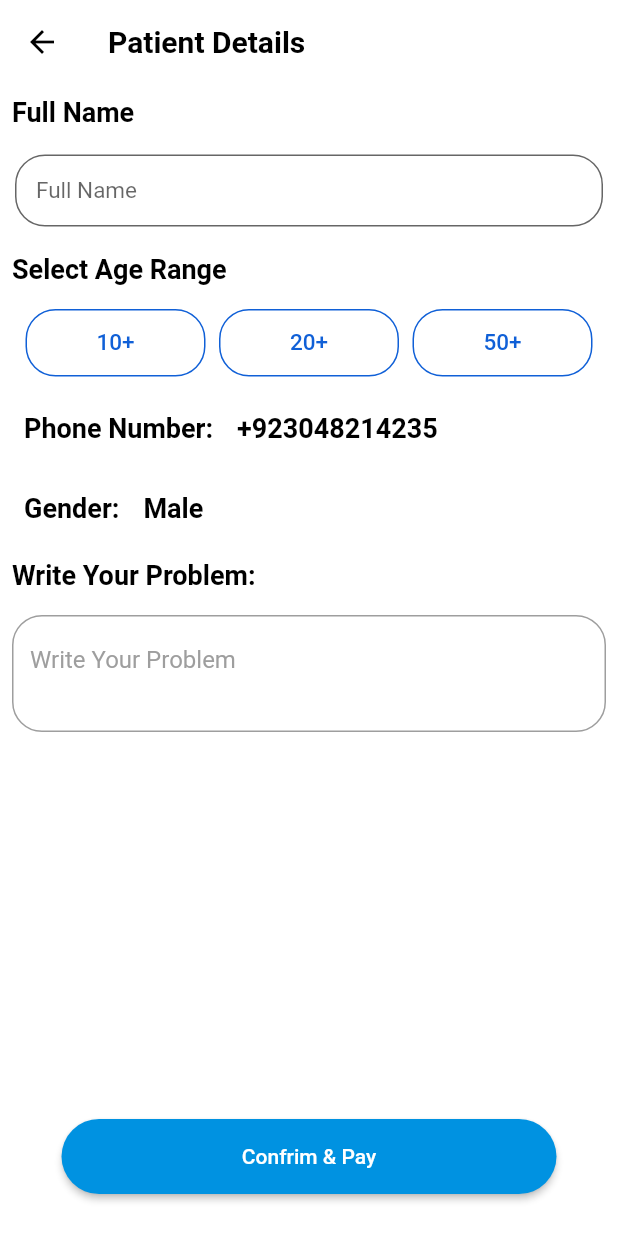
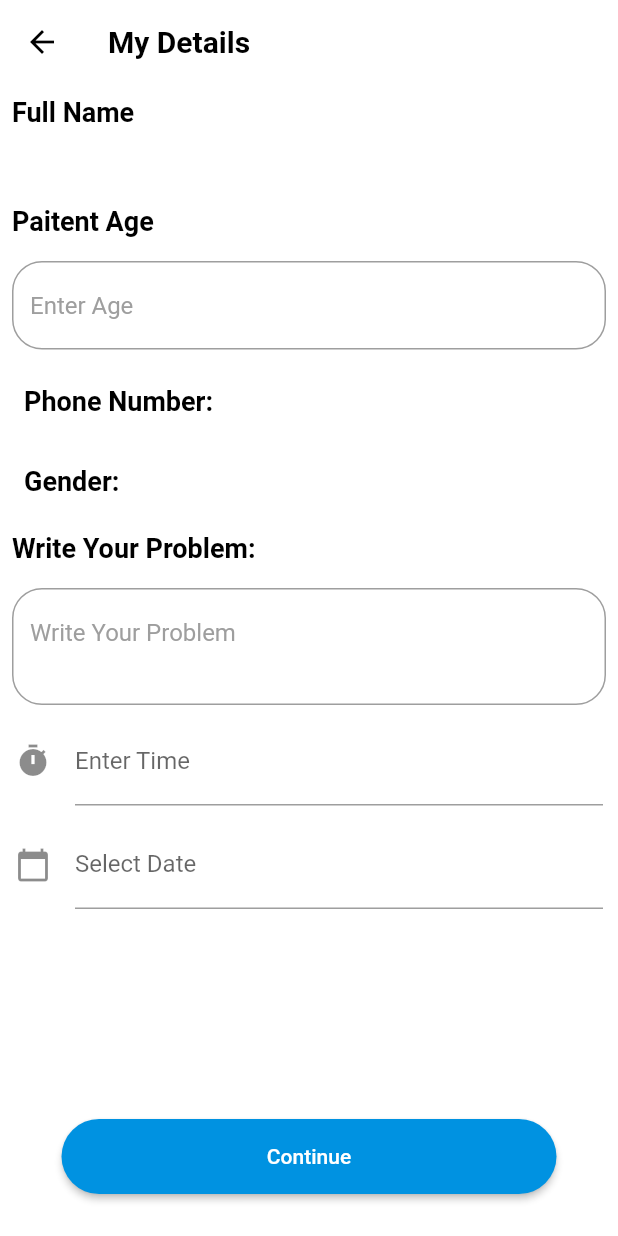
Before and after one commit to fwdAndroid/practo_paitient, a Flutter app: the PaitnetsDetails screen opened directly, on a phone screen of 412 x 824 dp. Run offline on Flutter 3.47's test engine with Material 2 defaults, Android fonts, the light colour scheme and no system bars; our stand-ins replace bottom_navy_bar, cloud_firestore, country_code_picker, firebase_auth, firebase_core, firebase_storage and 7 more; missing offline and left inert: booking_calendar, calender_picker, flutter_share, phone_form_field; accounts and stored records are empty; network calls fail.

Commit message:
Appointment Part 2

```diff
--- a/lib/doctors/appointment/doctor_appointment.dart
+++ b/lib/doctors/appointment/doctor_appointment.dart
@@ -359,7 +359,7 @@ class _Doctor_AppointmentState extends State<Doctor_Appointment> {
                                           .instance.currentUser!.uid,
                                     )));
                       },
-                      child: Text('Book Appointment'),
+                      child: Text('Make Appointment'),
                       style: ElevatedButton.styleFrom(
                           shape: StadiumBorder(),
                           primary: Color(0xfff0092E1),
--- a/lib/doctors/appointment/paitent_detaills.dart
+++ b/lib/doctors/appointment/paitent_detaills.dart
@@ -1,7 +1,13 @@
+import 'package:cloud_firestore/cloud_firestore.dart';
+import 'package:firebase_auth/firebase_auth.dart';
+import 'package:flutter/cupertino.dart';
 import 'package:flutter/material.dart';
-import 'package:flutter/src/foundation/key.dart';
-import 'package:flutter/src/widgets/framework.dart';
+import 'package:intl/intl.dart';
+import 'package:practo_paitient/bottom.dart';
+import 'package:practo_paitient/database/databasemethods.dart';
+import 'package:practo_paitient/doctors/appointment/medical_records.dart';
 import 'package:practo_paitient/payment/payment.dart';
+import 'package:practo_paitient/widgets/utils.dart';
 
 class PaitnetsDetails extends StatefulWidget {
   var id;
@@ -12,6 +18,13 @@ class PaitnetsDetails extends StatefulWidget {
 }
 
 class _PaitnetsDetailsState extends State<PaitnetsDetails> {
+  TextEditingController age = TextEditingController();
+  TextEditingController problem = TextEditingController();
+  TextEditingController timeinput = TextEditingController();
+  TextEditingController dateController = TextEditingController();
+  TextEditingController timeController = TextEditingController();
+  bool _isLoading = false;
+
   @override
   Widget build(BuildContext context) {
     return Scaffold(
@@ -20,12 +33,19 @@ class _PaitnetsDetailsState extends State<PaitnetsDetails> {
         iconTheme: IconThemeData(color: Colors.black),
         elevation: 0,
         title: Text(
-          "Patient Details",
+          "My Details",
           style: TextStyle(color: Colors.black, fontWeight: FontWeight.bold),
         ),
         backgroundColor: Colors.white,
       ),
-      body: Column(
+      body: StreamBuilder(
+          stream: FirebaseFirestore.instance
+              .collection("users")
+              .doc(FirebaseAuth.instance.currentUser!.uid)
+              .snapshots(),
+          builder: (context, AsyncSnapshot snapshot) {
+            var snap = snapshot.data;
+            return Column(
               crossAxisAlignment: CrossAxisAlignment.start,
               children: [
                 Padding(
@@ -40,25 +60,15 @@ class _PaitnetsDetailsState extends State<PaitnetsDetails> {
                 ),
                 Padding(
                   padding: EdgeInsets.all(10),
-            child: TextField(
-              autofocus: false,
-              style: TextStyle(fontSize: 15.0, color: Colors.black),
-              decoration: InputDecoration(
-                border: OutlineInputBorder(
-                    borderSide: BorderSide(color: Colors.green),
-                    borderRadius: BorderRadius.circular(20)),
-                hintText: 'Full Name',
-                filled: true,
-                fillColor: Colors.white,
-                contentPadding:
-                    const EdgeInsets.only(left: 14.0, bottom: 6.0, top: 8.0),
-              ),
+                  child: Text(
+                    snap['name'] ??
+                        FirebaseAuth.instance.currentUser!.displayName,
                   ),
                 ),
                 Padding(
                   padding: const EdgeInsets.all(8.0),
                   child: Text(
-              "Select Age Range",
+                    "Paitent Age",
                     style: TextStyle(
                         color: Colors.black,
                         fontWeight: FontWeight.bold,
@@ -67,70 +77,16 @@ class _PaitnetsDetailsState extends State<PaitnetsDetails> {
                 ),
                 Padding(
                   padding: const EdgeInsets.all(8.0),
-            child: Row(
-              mainAxisAlignment: MainAxisAlignment.spaceEvenly,
-              children: [
-                Container(
-                  width: 120,
-                  height: 45,
-                  decoration: BoxDecoration(
-                      border: Border.all(
-                        color: Color(0xff1060D7),
-                      ),
-                      color: Colors.white,
-                      borderRadius: BorderRadius.circular(20)),
-                  child: Center(
-                    child: Text(
-                      "10+",
-                      style: TextStyle(
-                          color: Color(0xff1060D7),
-                          fontWeight: FontWeight.w500,
-                          fontSize: 15),
-                      textAlign: TextAlign.center,
+                  child: TextFormField(
+                    controller: age,
+                    keyboardType: TextInputType.number,
+                    decoration: InputDecoration(
+                      hintText: 'Enter Age',
+                      hintStyle: TextStyle(color: Colors.grey),
+                      border: OutlineInputBorder(
+                        borderRadius: BorderRadius.all(Radius.circular(20.0)),
                       ),
                     ),
-                ),
-                Container(
-                  width: 120,
-                  height: 45,
-                  decoration: BoxDecoration(
-                      border: Border.all(
-                        color: Color(0xff1060D7),
-                      ),
-                      color: Colors.white,
-                      borderRadius: BorderRadius.circular(20)),
-                  child: Center(
-                    child: Text(
-                      "20+",
-                      style: TextStyle(
-                          color: Color(0xff1060D7),
-                          fontWeight: FontWeight.w500,
-                          fontSize: 15),
-                      textAlign: TextAlign.center,
-                    ),
-                  ),
-                ),
-                Container(
-                  width: 120,
-                  height: 45,
-                  decoration: BoxDecoration(
-                      border: Border.all(
-                        color: Color(0xff1060D7),
-                      ),
-                      color: Colors.white,
-                      borderRadius: BorderRadius.circular(20)),
-                  child: Center(
-                    child: Text(
-                      "50+",
-                      style: TextStyle(
-                          color: Color(0xff1060D7),
-                          fontWeight: FontWeight.w500,
-                          fontSize: 15),
-                      textAlign: TextAlign.center,
-                    ),
-                  ),
-                ),
-              ],
                   ),
                 ),
                 Padding(
@@ -150,7 +106,7 @@ class _PaitnetsDetailsState extends State<PaitnetsDetails> {
                       Padding(
                         padding: const EdgeInsets.all(8.0),
                         child: Text(
-                    "+923048214235",
+                          snap['phoneNumber'] ?? Text("No"),
                           style: TextStyle(
                               color: Colors.black,
                               fontWeight: FontWeight.bold,
@@ -177,7 +133,7 @@ class _PaitnetsDetailsState extends State<PaitnetsDetails> {
                       Padding(
                         padding: const EdgeInsets.all(8.0),
                         child: Text(
-                    "Male",
+                          snap['gender'],
                           style: TextStyle(
                               color: Colors.black,
                               fontWeight: FontWeight.bold,
@@ -200,6 +156,7 @@ class _PaitnetsDetailsState extends State<PaitnetsDetails> {
                 Padding(
                   padding: const EdgeInsets.all(8.0),
                   child: TextFormField(
+                    controller: problem,
                     minLines: 2,
                     maxLines: 5,
                     keyboardType: TextInputType.multiline,
@@ -212,6 +169,85 @@ class _PaitnetsDetailsState extends State<PaitnetsDetails> {
                     ),
                   ),
                 ),
+                Container(
+                  margin: EdgeInsets.only(left: 10, right: 10),
+                  child: Center(
+                    child: TextField(
+                      controller:
+                          timeController, //editing controller of this TextField
+                      decoration: InputDecoration(
+                          icon: Icon(Icons.timer), //icon of text field
+                          labelText: "Enter Time" //label text of field
+                          ),
+                      readOnly:
+                          true, //set it true, so that user will not able to edit text
+                      onTap: () async {
+                        TimeOfDay? pickedTime = await showTimePicker(
+                          initialTime: TimeOfDay.now(),
+                          context: context,
+                        );
+
+                        if (pickedTime != null) {
+                          print(pickedTime.format(context)); //output 10:51 PM
+                          DateTime parsedTime = DateFormat.jm()
+                              .parse(pickedTime.format(context).toString());
+                          //converting to DateTime so that we can further format on different pattern.
+                          print(parsedTime); //output 1970-01-01 22:53:00.000
+                          String formattedTime =
+                              DateFormat('HH:mm:ss').format(parsedTime);
+                          print(formattedTime); //output 14:59:00
+                          //DateFormat() is from intl package, you can format the time on any pattern you need.
+
+                          setState(() {
+                            timeController.text =
+                                formattedTime; //set the value of text field.
+                          });
+                        } else {
+                          print("Time is not selected");
+                        }
+                      },
+                    ),
+                  ),
+                ),
+                SizedBox(
+                  height: 10,
+                ),
+                Container(
+                  margin: EdgeInsets.only(left: 10, right: 10),
+                  child: Center(
+                    child: TextField(
+                      controller: dateController,
+                      //editing controller of this TextField
+                      decoration: InputDecoration(
+                          icon: Icon(Icons.calendar_today), //icon of text field
+                          labelText: "Select Date" //label text of field
+                          ),
+                      readOnly: true,
+                      //set it true, so that user will not able to edit text
+                      onTap: () async {
+                        DateTime? pickedDate = await showDatePicker(
+                            context: context,
+                            initialDate: DateTime.now(),
+                            firstDate: DateTime(1950),
+                            //DateTime.now() - not to allow to choose before today.
+                            lastDate: DateTime(2100));
+
+                        if (pickedDate != null) {
+                          print(
+                              pickedDate); //pickedDate output format => 2021-03-10 00:00:00.000
+                          String formattedDate =
+                              DateFormat('yyyy-MM-dd').format(pickedDate);
+                          print(
+                              formattedDate); //formatted date output using intl package =>  2021-03-16
+                          setState(() {
+                            dateController.text =
+                                formattedDate; //set output date to TextField value.
+                          });
+                        } else {}
+                      },
+                    ),
+                  ),
+                ),
                 Spacer(),
                 Padding(
                   padding: const EdgeInsets.all(8.0),
@@ -219,11 +255,12 @@ class _PaitnetsDetailsState extends State<PaitnetsDetails> {
                     child: Container(
                       margin: EdgeInsets.only(bottom: 20),
                       child: ElevatedButton(
-                    onPressed: () {
-                      Navigator.push(context,
-                          MaterialPageRoute(builder: (builder) => Payment()));
-                    },
-                    child: Text('Confrim & Pay'),
+                          onPressed: makeAppointment,
+                          child: _isLoading == true
+                              ? const Center(
+                                  child: CircularProgressIndicator.adaptive(),
+                                )
+                              : Text('Continue'),
                           style: ElevatedButton.styleFrom(
                               shape: StadiumBorder(),
                               primary: Color(0xfff0092E1),
@@ -232,7 +269,39 @@ class _PaitnetsDetailsState extends State<PaitnetsDetails> {
                   ),
                 ),
               ],
+            );
+          }),
+    );
+  }
+
+  void makeAppointment() async {
+    setState(() {
+      _isLoading = true;
+    });
+    String res = await DatabaseMethods().makeAppointment(
+      time: timeController.text,
+      date: dateController.text,
+      problem: problem.text,
+      age: age.text,
+      name: ['name'],
+      gender: ['gender'],
+      phoneNumber: ['phoneNumber'],
+      uid: FirebaseAuth.instance.currentUser!.uid,
+    );
+
+    print(res);
+    setState(() {
+      _isLoading = false;
+    });
+    if (res == 'success') {
+      Navigator.push(
+        context,
+        MaterialPageRoute(
+          builder: (builder) => MedicalRecords(),
         ),
       );
+    } else {
+      showSnakBar(res, context);
     }
   }
+}
--- a/lib/models/appointment_model.dart
+++ b/lib/models/appointment_model.dart
@@ -1,3 +1,57 @@
-class Appointmentmodel{
+import 'dart:convert';
 
+import 'package:cloud_firestore/cloud_firestore.dart';
+
+// ignore_for_file: public_member_api_docs, sort_constructors_first
+class Appointmentmodel {
+  final String status;
+  final String id;
+  final String problem;
+  final String name;
+  final String age;
+  final String date;
+  final String time;
+  final String phoneNumber;
+  final List? medicalRecordsImages;
+
+  Appointmentmodel(
+      {required this.status,
+      required this.id,
+      required this.problem,
+      required this.name,
+      required this.age,
+      required this.date,
+      required this.time,
+      required this.phoneNumber,
+      required this.medicalRecordsImages});
+
+  Map<String, dynamic> toJson() {
+    return <String, dynamic>{
+      'status': status,
+      'id': id,
+      'problem': problem,
+      'name': name,
+      'age': age,
+      'date': date,
+      'time': time,
+      'medicalRecordsImages': medicalRecordsImages,
+      'phoneNumber': phoneNumber
+    };
+  }
+
+  static Appointmentmodel fromSnap(DocumentSnapshot snaps) {
+    var snapshot = snaps.data() as Map<String, dynamic>;
+
+    return Appointmentmodel(
+      status: snapshot['status'],
+      id: snapshot['id'],
+      problem: snapshot['problem'],
+      name: snapshot['name'],
+      age: snapshot['age'],
+      date: snapshot['date'],
+      time: snapshot['time'],
+      phoneNumber: snapshot['phoneNumber'],
+      medicalRecordsImages: [],
+    );
+  }
 }
```
Also changed, not shown: lib/database/databasemethods.dart (+39 -0 lines), lib/doctors/appointment/medical_records.dart (added, +295 -0 lines). Lines whose indentation alone changed are shown as unchanged.
